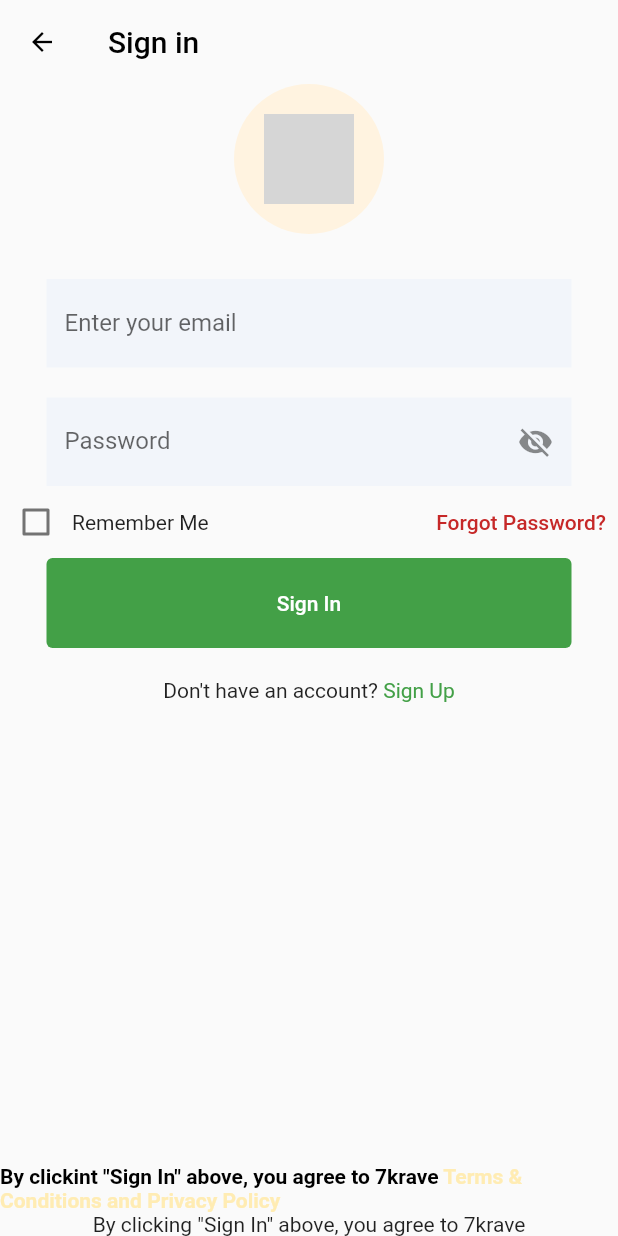
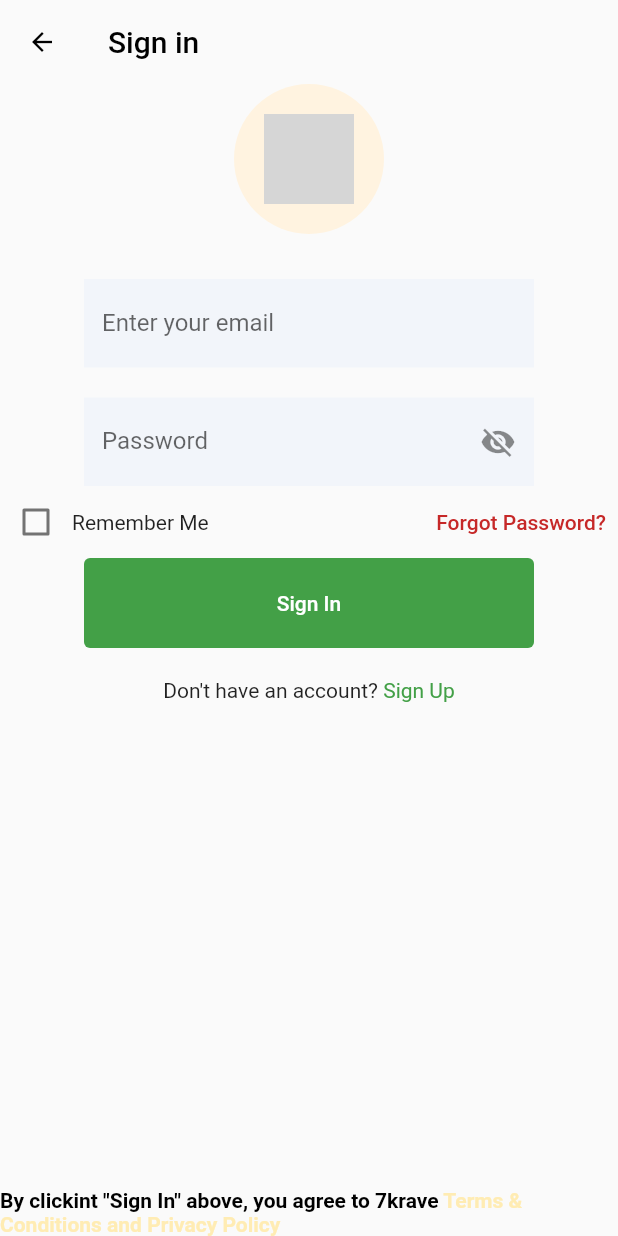
Before and after one commit to Ananya-Bhardwaj/AppDev-Login-Page, a Flutter app: the screen it shows after launch, after a tap on "Continue with Email", on a phone screen of 412 x 824 dp. Run offline on Flutter 3.47's test engine with Material 2 defaults, Android fonts, the phone set to English and light mode, and no system bars; network calls fail; grey boxes are pictures that could not be loaded.

Commit message:
Made final changes

```diff
--- a/lib/Email.dart
+++ b/lib/Email.dart
@@ -51,7 +51,7 @@ class _MyWidgetState extends State<EmailPage> {
             ),
             SizedBox(height: 30,),
             SizedBox(
-              width: 350,
+              width: 300,
               child: const TextField(
               decoration: InputDecoration(
                 labelText: 'Enter your email',
@@ -63,7 +63,7 @@ class _MyWidgetState extends State<EmailPage> {
             ),
             SizedBox(height: 20,),
             SizedBox(
-              width: 350,
+              width: 300,
               child: const TextField(
               obscureText: true,
               decoration: InputDecoration(
@@ -99,7 +99,7 @@ class _MyWidgetState extends State<EmailPage> {
               style: TextStyle(color: Colors.white),),
               style: TextButton.styleFrom(
                 backgroundColor: Colors.green[600],
-                fixedSize: Size(350, 60),
+                fixedSize: Size(300, 60),
               ),
               ),
               SizedBox(height: 20,),
@@ -127,7 +127,6 @@ class _MyWidgetState extends State<EmailPage> {
                       text: 'Terms & Conditions and Privacy Policy',
                       style: TextStyle(color: Colors.amber[100])),
                 ])),
-            Text('By clicking "Sign In" above, you agree to 7krave'),
         ],
         ),
         )
```
